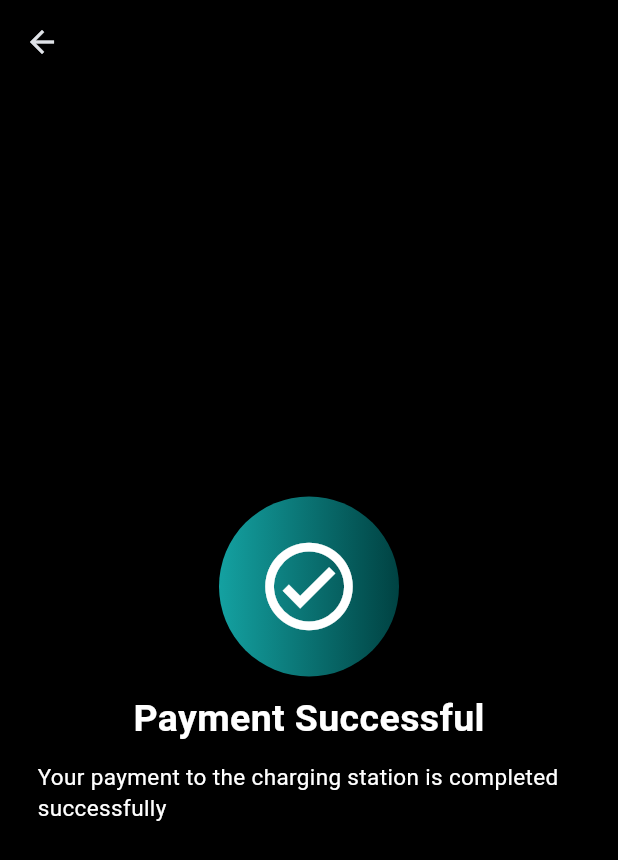
After one commit to VRAHUL1232/EVehicle-Project, a Flutter app: the UserSuccess screen opened directly, on a phone screen of 412 x 824 dp. The commit adds this screen. Shown: the top 860 px of the screen. Run offline on Flutter 3.47's test engine with Material 3 defaults, Android fonts, the light colour scheme and no system bars; our stand-ins replace cloud_firestore, firebase_auth, firebase_core, firebase_messaging, flutter_map, google_sign_in and 1 more; missing offline and left inert: barcode_scan2; accounts and stored records are empty; network calls fail.

Commit message:
third commit

```diff
--- /dev/null
+++ b/lib/screens/user_success.dart
@@ -0,0 +1,35 @@
+import 'package:flutter/material.dart';
+
+class UserSuccess extends StatelessWidget {
+  const UserSuccess({super.key});
+
+  @override
+  Widget build(BuildContext context) {
+    return Scaffold(
+      appBar: AppBar(backgroundColor: Colors.black,),
+      backgroundColor: Colors.black,
+      body: Column(
+        mainAxisAlignment: MainAxisAlignment.center,
+        children: [
+          Container(
+            width: 120,
+            height: 120,
+            decoration: const BoxDecoration(
+                shape: BoxShape.circle, gradient: LinearGradient(colors: [
+                            Color.fromRGBO(20, 161, 161, 1),
+                            Color.fromRGBO(0, 66, 66, 1)
+                          ])),
+                          child: Center(child: Icon(Icons.check_circle_outline_sharp,size: 70,)),
+          ),
+          SizedBox(height: 10,),
+          Text("Payment Successful", style: TextStyle(color: Colors.white, fontSize: 25, fontWeight: FontWeight.bold),),
+          SizedBox(height: 10,),
+          Padding(
+            padding: const EdgeInsets.symmetric(horizontal: 25),
+            child: Text("Your payment to the charging station is completed successfully", style: TextStyle(color: Colors.white, fontSize: 15,),),
+          )
+        ],
+      ),
+    );
+  }
+}
--- a/pubspec.yaml
+++ b/pubspec.yaml
@@ -47,6 +47,7 @@ dependencies:
   url_launcher: ^6.2.5
   barcode_scan2: ^4.2.1
   qr_flutter: ^4.0.0
+  firebase_messaging: ^14.7.20
 
 dev_dependencies:
   flutter_launcher_icons: "^0.13.1"
```
Also changed, not shown: lib/screens/home_screen.dart (+11 -0 lines), lib/screens/mainscreen.dart (+0 -8 lines), pubspec.lock, 1 other file.
